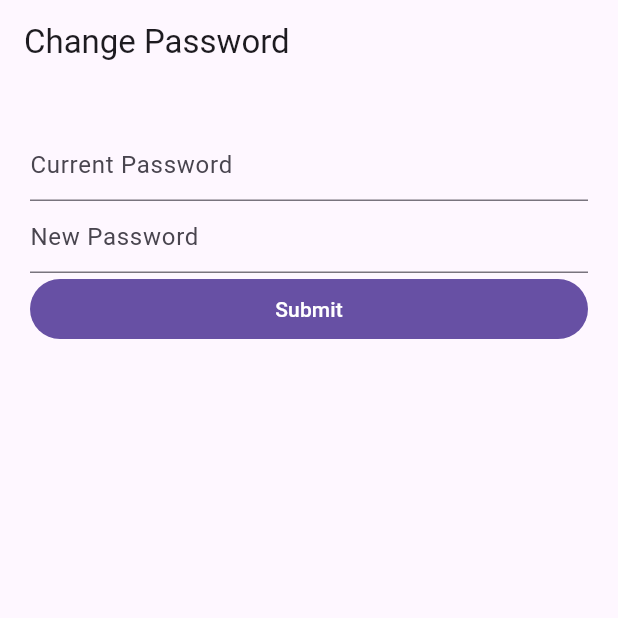
After one commit to nikhil7299/phone_auth, a Flutter app: the ChangePasswordView screen opened directly, on a phone screen of 412 x 824 dp, the top half of it. The commit adds this screen. Run offline on Flutter 3.47's test engine with Material 3 defaults, Android fonts, the phone set to English and light mode, and no system bars; our stand-ins replace cloud_firestore, firebase_auth, firebase_core, flutter_riverpod, flutter_spinkit, shared_preferences; accounts and stored records are empty; network calls fail.

Commit message:
Phone Auth

```diff
--- a/lib/features/auth/controller/auth_result.dart
+++ b/lib/features/auth/controller/auth_result.dart
@@ -1,6 +1,5 @@
 enum AuthResult {
   otpSent,
-  otpValidated,
   success,
   failure,
 }
--- /dev/null
+++ b/lib/features/auth/views/change_password_view.dart
@@ -0,0 +1,53 @@
+import 'package:flutter/material.dart';
+import 'package:flutter_riverpod/flutter_riverpod.dart';
+import 'package:phone_auth/features/auth/controller/auth_controller.dart';
+
+class ChangePasswordView extends ConsumerStatefulWidget {
+  const ChangePasswordView({super.key});
+
+  @override
+  ConsumerState<ConsumerStatefulWidget> createState() =>
+      _ChangePasswordViewState();
+}
+
+class _ChangePasswordViewState extends ConsumerState<ChangePasswordView> {
+  final currentPasswordController = TextEditingController();
+  final newPasswordController = TextEditingController();
+  @override
+  Widget build(BuildContext context) {
+    return Scaffold(
+      appBar: AppBar(
+        automaticallyImplyLeading: false,
+        title: const Text('Change Password'),
+      ),
+      body: ListView(
+        padding: const EdgeInsets.symmetric(horizontal: 20, vertical: 30),
+        children: [
+          TextField(
+            decoration: const InputDecoration(hintText: 'Current Password'),
+            onTapOutside: (event) =>
+                FocusManager.instance.primaryFocus?.unfocus(),
+            controller: currentPasswordController,
+            keyboardType: TextInputType.phone,
+          ),
+          TextField(
+            decoration: const InputDecoration(hintText: 'New Password'),
+            onTapOutside: (event) =>
+                FocusManager.instance.primaryFocus?.unfocus(),
+            controller: newPasswordController,
+            keyboardType: TextInputType.visiblePassword,
+          ),
+          FilledButton(
+              onPressed: () async {
+                await ref.read(authStateProvider.notifier).changePassword(
+                      context,
+                      currentPasswordController.text,
+                      newPasswordController.text,
+                    );
+              },
+              child: const Text('Submit')),
+        ],
+      ),
+    );
+  }
+}
--- a/lib/features/auth/views/enter_otp_view.dart
+++ b/lib/features/auth/views/enter_otp_view.dart
@@ -39,7 +39,8 @@ class _EnterOtpViewState extends ConsumerState<EnterOtpView> {
           ),
           FilledButton(
               onPressed: () async {
-                await ref.read(authStateProvider.notifier).validateOtp(context,
+                await ref.read(authStateProvider.notifier).validateOtpAndSignIn(
+                    context,
                     verificationId: widget.verificationId,
                     otp: otpComtroller.text);
               },
--- a/lib/main.dart
+++ b/lib/main.dart
@@ -31,6 +31,7 @@ class MainApp extends StatelessWidget {
   @override
   Widget build(BuildContext context) {
     return MaterialApp(
+      debugShowCheckedModeBanner: false,
       home: Consumer(
         builder: (context, ref, child) {
           ref.listen<bool>(isLoadingProvider, (_, isLoading) {
```
Also changed, not shown: lib/features/auth/controller/auth_controller.dart (+62 -22 lines), lib/features/auth/controller/authenticator.dart (+43 -22 lines), lib/features/auth/views/enter_password_view.dart (deleted, +0 -52 lines), lib/features/auth/views/login_view.dart (+15 -5 lines).
